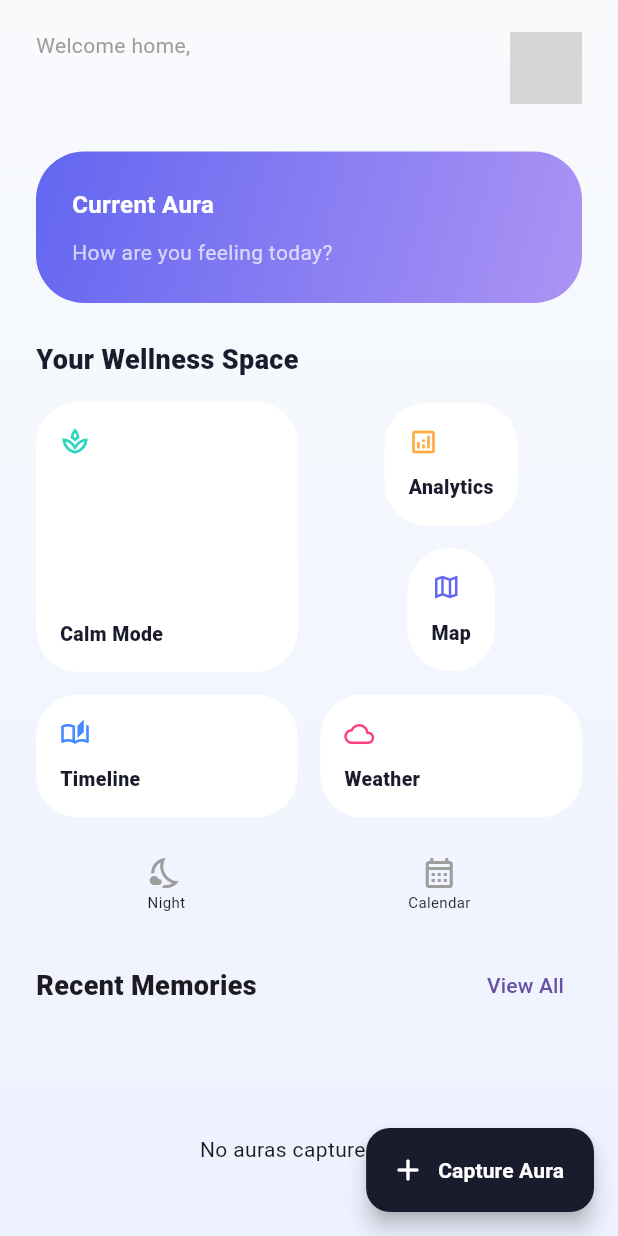
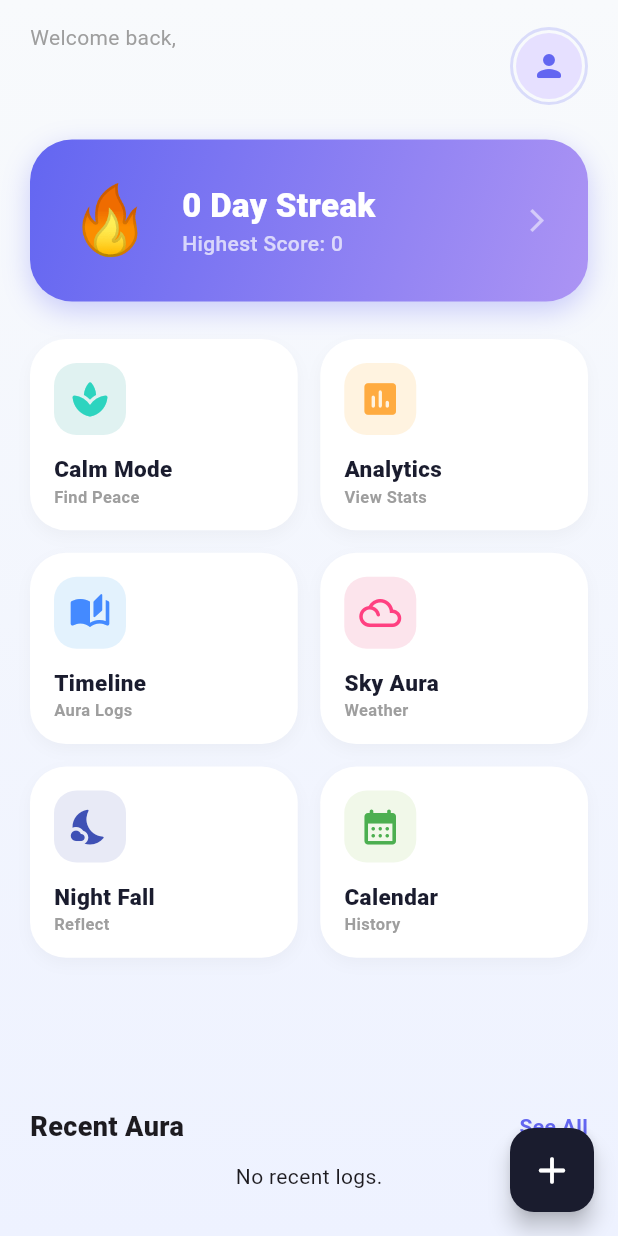
Before and after one commit to emon047/defence_project_G11, a Flutter app: the HomeScreen screen opened by its route, on a phone screen of 412 x 824 dp. Run offline on Flutter 3.47's test engine with Material 3 defaults, Android fonts, the phone set to English and light mode, and no system bars; our stand-ins replace cloud_firestore, firebase_auth, firebase_core, google_fonts, google_maps_flutter, table_calendar; accounts and stored records are empty; grey boxes are pictures that could not be loaded.

Commit message:
Update my flutter project

```diff
--- a/lib/screens/home_screen.dart
+++ b/lib/screens/home_screen.dart
@@ -10,20 +10,68 @@ import 'calendar_page.dart';
 import 'timeline_page.dart';
 import 'weather_mood_page.dart';
 import 'goodnight_reflection_page.dart';
-import 'memory_map_page.dart';
 import 'profile_page.dart';
+import 'streak_history_page.dart';
 
 class HomeScreen extends StatelessWidget {
   const HomeScreen({super.key});
 
+  Map<String, int> calculateStreaks(List<QueryDocumentSnapshot> docs) {
+    if (docs.isEmpty) return {'current': 0, 'highest': 0};
+    List<DateTime> dates = docs
+        .map((doc) => (doc['timestamp'] as Timestamp).toDate())
+        .map((date) => DateTime(date.year, date.month, date.day))
+        .toSet().toList();
+    dates.sort((a, b) => b.compareTo(a));
+
+    int currentStreak = 0;
+    int maxStreak = 0;
+    DateTime today = DateTime(DateTime.now().year, DateTime.now().month, DateTime.now().day);
+
+    if (dates.isNotEmpty) {
+      if (dates.first.isAtSameMomentAs(today) ||
+          dates.first.isAtSameMomentAs(today.subtract(const Duration(days: 1)))) {
+        currentStreak = 1;
+        for (int i = 0; i < dates.length - 1; i++) {
+          if (dates[i].difference(dates[i + 1]).inDays == 1) {
+            currentStreak++;
+          } else { break; }
+        }
+      }
+    }
+    int tempStreak = 1;
+    maxStreak = 1;
+    for (int i = 0; i < dates.length - 1; i++) {
+      if (dates[i].difference(dates[i + 1]).inDays == 1) {
+        tempStreak++;
+      } else {
+        if (tempStreak > maxStreak) maxStreak = tempStreak;
+        tempStreak = 1;
+      }
+    }
+    if (tempStreak > maxStreak) maxStreak = tempStreak;
+    return {'current': currentStreak, 'highest': maxStreak};
+  }
+
   @override
   Widget build(BuildContext context) {
     final user = FirebaseAuth.instance.currentUser;
+    final String userId = user?.uid ?? "";
     final displayName = user?.email?.split('@')[0] ?? "Explorer";
 
     return Scaffold(
       backgroundColor: AppColors.bgGradientStart,
-      body: Container(
+      body: StreamBuilder<QuerySnapshot>(
+        stream: FirebaseFirestore.instance
+            .collection('memories')
+            .where('userId', isEqualTo: userId)
+            .snapshots(),
+        builder: (context, snapshot) {
+          final List<QueryDocumentSnapshot> memories = snapshot.data?.docs ?? [];
+          final streakData = calculateStreaks(memories);
+
+          return Container(
+            height: MediaQuery.of(context).size.height,
             decoration: const BoxDecoration(
               gradient: LinearGradient(
                 begin: Alignment.topCenter,
@@ -32,58 +80,115 @@ class HomeScreen extends StatelessWidget {
               ),
             ),
             child: SafeArea(
-          child: SingleChildScrollView(
-            padding: const EdgeInsets.symmetric(horizontal: 24, vertical: 20),
-            child: Column(
-              crossAxisAlignment: CrossAxisAlignment.start,
-              children: [
-                _buildHeader(displayName, context),
-                const SizedBox(height: 30),
-                _buildMainMoodCard(),
-                const SizedBox(height: 25),
-                const Text("Your Wellness Space",
-                  style: TextStyle(fontSize: 18, fontWeight: FontWeight.w900, color: AppColors.spaceDark)),
-                const SizedBox(height: 15),
-                Row(
-                  children: [
-                    Expanded(child: _bentoTile(context, "Calm Mode", Icons.spa_outlined, AppColors.auroraTeal, const CalmModePage(), height: 180)),
-                    const SizedBox(width: 15),
-                    Expanded(
+              bottom: false,
+              child: Padding(
+                padding: const EdgeInsets.symmetric(horizontal: 20),
                 child: Column(
                   children: [
-                          _bentoTile(context, "Analytics", Icons.analytics_outlined, Colors.orangeAccent, const MoodAnalyticsPage(), height: 82),
                     const SizedBox(height: 15),
-                          _bentoTile(context, "Map", Icons.map_outlined, AppColors.deepPurple, const MemoryMapPage(), height: 82),
+                    _buildHeader(displayName, context),
+                    const SizedBox(height: 20),
+
+                    // LARGER HERO STREAK
+                    _buildHeroStreakCard(context, streakData['current']!, streakData['highest']!),
+
+                    const SizedBox(height: 25),
+
+                    // BIGGER FEATURE GRID
+                    Expanded(
+                      flex: 5,
+                      child: GridView.count(
+                        crossAxisCount: 2,
+                        crossAxisSpacing: 15,
+                        mainAxisSpacing: 15,
+                        childAspectRatio: 1.4, // Adjusted for larger height
+                        physics: const NeverScrollableScrollPhysics(),
+                        children: [
+                          _bentoTile(context, "Calm Mode", "Find Peace", Icons.spa_rounded, const Color(0xFFE0F2F1), AppColors.auroraTeal, const CalmModePage()),
+                          _bentoTile(context, "Analytics", "View Stats", Icons.insert_chart_rounded, const Color(0xFFFFF3E0), Colors.orangeAccent, const MoodAnalyticsPage()),
+                          _bentoTile(context, "Timeline", "Aura Logs", Icons.auto_stories_rounded, const Color(0xFFE3F2FD), Colors.blueAccent, const TimelinePage()),
+                          _bentoTile(context, "Sky Aura", "Weather", Icons.filter_drama_rounded, const Color(0xFFFCE4EC), Colors.pinkAccent, const WeatherMoodPage()),
+                          _bentoTile(context, "Night Fall", "Reflect", Icons.nights_stay_rounded, const Color(0xFFE8EAF6), Colors.indigo, const GoodnightReflectionPage()),
+                          _bentoTile(context, "Calendar", "History", Icons.calendar_month_rounded, const Color(0xFFF1F8E9), Colors.green, const CalendarPage()),
                         ],
                       ),
                     ),
-                  ],
-                ),
-                const SizedBox(height: 15),
-                Row(
-                  children: [
-                    Expanded(child: _bentoTile(context, "Timeline", Icons.auto_stories_outlined, Colors.blueAccent, const TimelinePage(), height: 82)),
-                    const SizedBox(width: 15),
-                    Expanded(child: _bentoTile(context, "Weather", Icons.wb_cloudy_outlined, Colors.pinkAccent, const WeatherMoodPage(), height: 82)),
-                  ],
-                ),
-                const SizedBox(height: 25),
-                _buildRitualsRow(context),
-                const SizedBox(height: 25),
-                _buildSectionHeader(context, "Recent Memories", const MemoryPage()),
-                const SizedBox(height: 15),
-                _buildRecentMemoriesList(),
-                const SizedBox(height: 80),
+
+                    // BOTTOM COMPACT SECTION
+                    const SizedBox(height: 10),
+                    _buildSectionHeader(context, "Recent Aura", const MemoryPage()),
+                    const SizedBox(height: 10),
+                    _buildRecentMemoriesList(memories),
+                    const SizedBox(height: 30),
                   ],
                 ),
               ),
             ),
+          );
+        },
       ),
-      floatingActionButton: FloatingActionButton.extended(
+      floatingActionButton: FloatingActionButton(
         onPressed: () => Navigator.push(context, MaterialPageRoute(builder: (context) => const AddMemoryPage())),
         backgroundColor: AppColors.spaceDark,
-        icon: const Icon(Icons.add_rounded, color: Colors.white),
-        label: const Text("Capture Aura", style: TextStyle(color: Colors.white, fontWeight: FontWeight.bold)),
+        child: const Icon(Icons.add_rounded, color: Colors.white, size: 30),
+      ),
+    );
+  }
+
+  Widget _buildHeroStreakCard(BuildContext context, int current, int highest) {
+    return GestureDetector(
+      onTap: () => Navigator.push(context, MaterialPageRoute(builder: (context) => const StreakHistoryPage())),
+      child: Container(
+        width: double.infinity,
+        padding: const EdgeInsets.symmetric(vertical: 22, horizontal: 25),
+        decoration: BoxDecoration(
+          gradient: AppColors.auraGradient,
+          borderRadius: BorderRadius.circular(28),
+          boxShadow: [BoxShadow(color: AppColors.deepPurple.withOpacity(0.3), blurRadius: 15, offset: const Offset(0, 6))],
+        ),
+        child: Row(
+          children: [
+            const Text("🔥", style: TextStyle(fontSize: 45)),
+            const SizedBox(width: 20),
+            Column(
+              crossAxisAlignment: CrossAxisAlignment.start,
+              children: [
+                Text("$current Day Streak", style: const TextStyle(color: Colors.white, fontSize: 22, fontWeight: FontWeight.w900)),
+                Text("Highest Score: $highest", style: const TextStyle(color: Colors.white70, fontSize: 14, fontWeight: FontWeight.w500)),
+              ],
+            ),
+            const Spacer(),
+            const Icon(Icons.arrow_forward_ios, color: Colors.white54, size: 18),
+          ],
+        ),
+      ),
+    );
+  }
+
+  Widget _bentoTile(BuildContext context, String title, String sub, IconData icon, Color bgColor, Color iconColor, Widget page) {
+    return GestureDetector(
+      onTap: () => Navigator.push(context, MaterialPageRoute(builder: (context) => page)),
+      child: Container(
+        padding: const EdgeInsets.all(16),
+        decoration: BoxDecoration(
+          color: Colors.white,
+          borderRadius: BorderRadius.circular(24),
+          boxShadow: [BoxShadow(color: Colors.black.withOpacity(0.03), blurRadius: 8, offset: const Offset(0, 4))]
+        ),
+        child: Column(
+          crossAxisAlignment: CrossAxisAlignment.start,
+          mainAxisAlignment: MainAxisAlignment.center,
+          children: [
+            Container(
+              padding: const EdgeInsets.all(10),
+              decoration: BoxDecoration(color: bgColor, borderRadius: BorderRadius.circular(15)),
+              child: Icon(icon, color: iconColor, size: 28) // Increased Icon Size
+            ),
+            const SizedBox(height: 12),
+            Text(title, style: const TextStyle(fontWeight: FontWeight.w900, fontSize: 15, color: AppColors.spaceDark)),
+            Text(sub, style: TextStyle(fontSize: 11, color: Colors.grey.shade500, fontWeight: FontWeight.w600)),
+          ],
+        ),
       ),
     );
   }
@@ -93,75 +198,18 @@ class HomeScreen extends StatelessWidget {
       mainAxisAlignment: MainAxisAlignment.spaceBetween,
       children: [
         Column(crossAxisAlignment: CrossAxisAlignment.start, children: [
-          const Text("Welcome home,", style: TextStyle(color: Colors.grey, fontSize: 14)),
-          Text(name, style: const TextStyle(fontSize: 22, fontWeight: FontWeight.w900, color: AppColors.spaceDark)),
+          const Text("Welcome back,", style: TextStyle(color: Colors.grey, fontSize: 14)),
+          Text(name, style: const TextStyle(fontSize: 26, fontWeight: FontWeight.w900, color: AppColors.spaceDark)),
         ]),
         GestureDetector(
-          onTap: () => Navigator.push(
-            context,
-            MaterialPageRoute(builder: (context) => const ProfilePage())
-          ),
-          child: const CircleAvatar(
-            radius: 24,
-            backgroundImage: NetworkImage("https://i.pravatar.cc/150?u=9")
+          onTap: () => Navigator.push(context, MaterialPageRoute(builder: (context) => const ProfilePage())),
+          child: Container(
+            padding: const EdgeInsets.all(2),
+            decoration: BoxDecoration(shape: BoxShape.circle, border: Border.all(color: AppColors.deepPurple.withOpacity(0.2), width: 2)),
+            child: const CircleAvatar(radius: 22, backgroundColor: Color(0xFFE6E0FF), child: Icon(Icons.person_rounded, size: 24, color: AppColors.deepPurple)),
           ),
         ),
       ],
-    );
-  }
-
-  Widget _buildMainMoodCard() {
-    return Container(
-      width: double.infinity,
-      padding: const EdgeInsets.all(24),
-      decoration: BoxDecoration(
-        gradient: AppColors.auraGradient,
-        borderRadius: BorderRadius.circular(32),
-      ),
-      child: const Column(
-        crossAxisAlignment: CrossAxisAlignment.start,
-        children: [
-          Text("Current Aura", style: TextStyle(color: Colors.white, fontSize: 16, fontWeight: FontWeight.bold)),
-          SizedBox(height: 10),
-          Text("How are you feeling today?", style: TextStyle(color: Colors.white70)),
-        ],
-      ),
-    );
-  }
-
-  Widget _bentoTile(BuildContext context, String title, IconData icon, Color color, Widget page, {double height = 100}) {
-    return GestureDetector(
-      onTap: () => Navigator.push(context, MaterialPageRoute(builder: (context) => page)),
-      child: Container(
-        height: height,
-        padding: const EdgeInsets.all(16),
-        decoration: BoxDecoration(color: Colors.white, borderRadius: BorderRadius.circular(28)),
-        child: Column(
-          crossAxisAlignment: CrossAxisAlignment.start,
-          mainAxisAlignment: MainAxisAlignment.spaceBetween,
-          children: [
-            Icon(icon, color: color, size: 20),
-            Text(title, style: const TextStyle(fontWeight: FontWeight.w800, fontSize: 13, color: AppColors.spaceDark)),
-          ],
-        ),
-      ),
-    );
-  }
-
-  Widget _buildRitualsRow(BuildContext context) {
-    return Row(
-      mainAxisAlignment: MainAxisAlignment.spaceAround,
-      children: [
-        _iconAction(context, Icons.nights_stay_outlined, "Night", const GoodnightReflectionPage()),
-        _iconAction(context, Icons.calendar_month_outlined, "Calendar", const CalendarPage()),
-      ],
-    );
-  }
-
-  Widget _iconAction(BuildContext context, IconData icon, String label, Widget page) {
-    return InkWell(
-      onTap: () => Navigator.push(context, MaterialPageRoute(builder: (context) => page)),
-      child: Column(children: [Icon(icon, color: Colors.grey), Text(label, style: const TextStyle(fontSize: 10))]),
     );
   }
 
@@ -170,81 +218,37 @@ class HomeScreen extends StatelessWidget {
       mainAxisAlignment: MainAxisAlignment.spaceBetween,
       children: [
         Text(title, style: const TextStyle(fontSize: 18, fontWeight: FontWeight.w900)),
-        TextButton(
-          onPressed: () => Navigator.push(context, MaterialPageRoute(builder: (context) => page)),
-          child: const Text("View All")
+        GestureDetector(
+          onTap: () => Navigator.push(context, MaterialPageRoute(builder: (context) => page)),
+          child: const Text("See All", style: TextStyle(color: AppColors.deepPurple, fontSize: 14, fontWeight: FontWeight.bold))
         ),
       ],
     );
   }
 
-  Widget _buildRecentMemoriesList() {
-    final String? userId = FirebaseAuth.instance.currentUser?.uid;
-
+  Widget _buildRecentMemoriesList(List<QueryDocumentSnapshot> docs) {
+    if (docs.isEmpty) return const Text("No recent logs.");
     return SizedBox(
-      height: 140,
-      child: StreamBuilder<QuerySnapshot>(
-        stream: FirebaseFirestore.instance
-            .collection('memories')
-            .where('userId', isEqualTo: userId)
-            .snapshots(),
-        builder: (context, snapshot) {
-          if (snapshot.connectionState == ConnectionState.waiting) {
-            return const Center(child: CircularProgressIndicator());
-          }
-          if (!snapshot.hasData || snapshot.data!.docs.isEmpty) {
-            return const Center(child: Text("No auras captured yet."));
-          }
-
-          return ListView.builder(
+      height: 60,
+      child: ListView.builder(
         scrollDirection: Axis.horizontal,
-            itemCount: snapshot.data!.docs.length,
+        physics: const BouncingScrollPhysics(),
+        itemCount: docs.length,
         itemBuilder: (context, index) {
-              var data = snapshot.data!.docs[index].data() as Map<String, dynamic>;
-              return _memoryCard(
-                data['note'] ?? "No text",
-                data['emoji'] ?? "✨",
-              );
-            },
+          var data = docs[index].data() as Map<String, dynamic>;
+          return Container(
+            width: 160,
+            margin: const EdgeInsets.only(right: 12),
+            padding: const EdgeInsets.symmetric(horizontal: 12),
+            decoration: BoxDecoration(color: Colors.white, borderRadius: BorderRadius.circular(18), border: Border.all(color: Colors.black.withOpacity(0.05))),
+            child: Row(children: [
+              Text(data['emoji'] ?? "✨", style: const TextStyle(fontSize: 22)),
+              const SizedBox(width: 10),
+              Expanded(child: Text(data['note'] ?? "", maxLines: 1, overflow: TextOverflow.ellipsis, style: const TextStyle(fontSize: 12, fontWeight: FontWeight.w600))),
+            ]),
           );
         },
       ),
     );
   }
-
-  Widget _memoryCard(String title, String emoji) {
-    return Container(
-      width: 140,
-      margin: const EdgeInsets.only(right: 15),
-      padding: const EdgeInsets.all(16),
-      decoration: BoxDecoration(
-        color: Colors.white,
-        borderRadius: BorderRadius.circular(24),
-        boxShadow: [
-          BoxShadow(
-            color: Colors.black.withOpacity(0.05),
-            blurRadius: 10,
-            offset: const Offset(0, 4),
-          ),
-        ],
-      ),
-      child: Column(
-        crossAxisAlignment: CrossAxisAlignment.start,
-        mainAxisAlignment: MainAxisAlignment.spaceBetween,
-        children: [
-          Text(emoji, style: const TextStyle(fontSize: 28)),
-          Text(
-            title,
-            maxLines: 2,
-            overflow: TextOverflow.ellipsis,
-            style: const TextStyle(
-              fontSize: 12,
-              fontWeight: FontWeight.w600,
-              color: AppColors.spaceDark,
-            ),
-          ),
-        ],
-      ),
-    );
 }
-}
```
Also changed, not shown: lib/screens/streak_history_page.dart (added, +130 -0 lines), lib/screens/weather_mood_page.dart (+49 -43 lines). Lines whose indentation alone changed are shown as unchanged.
